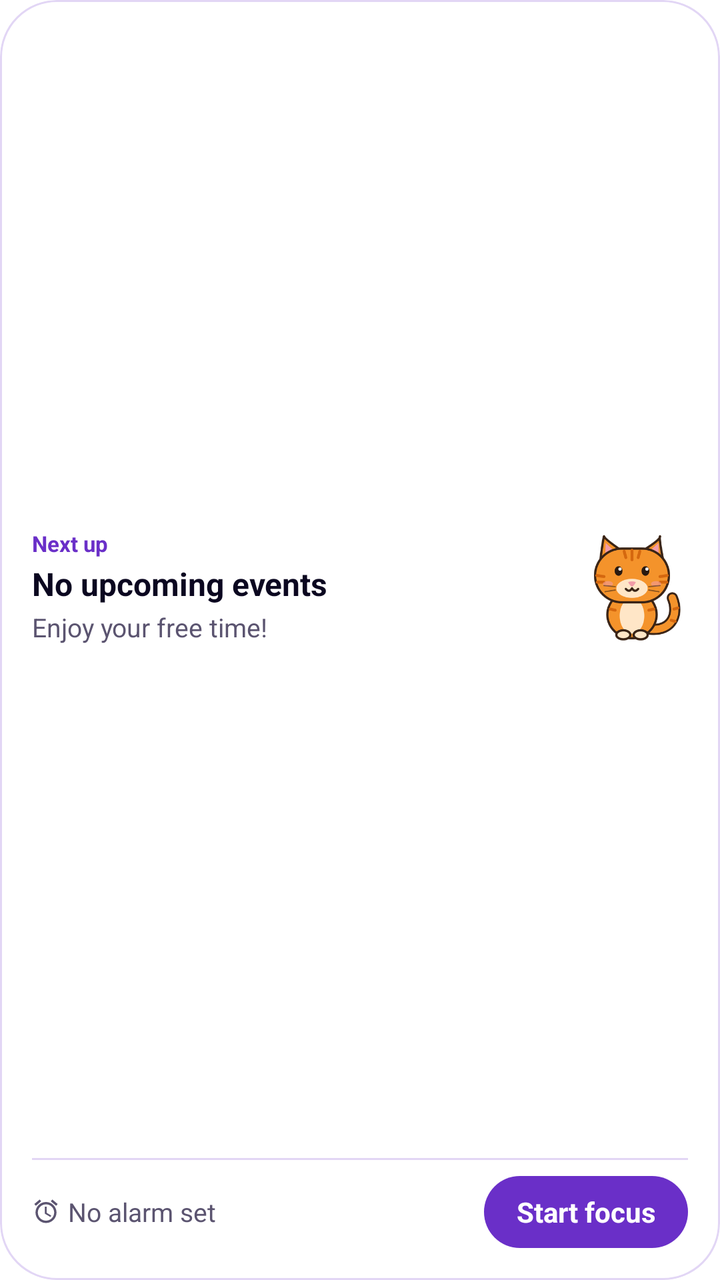
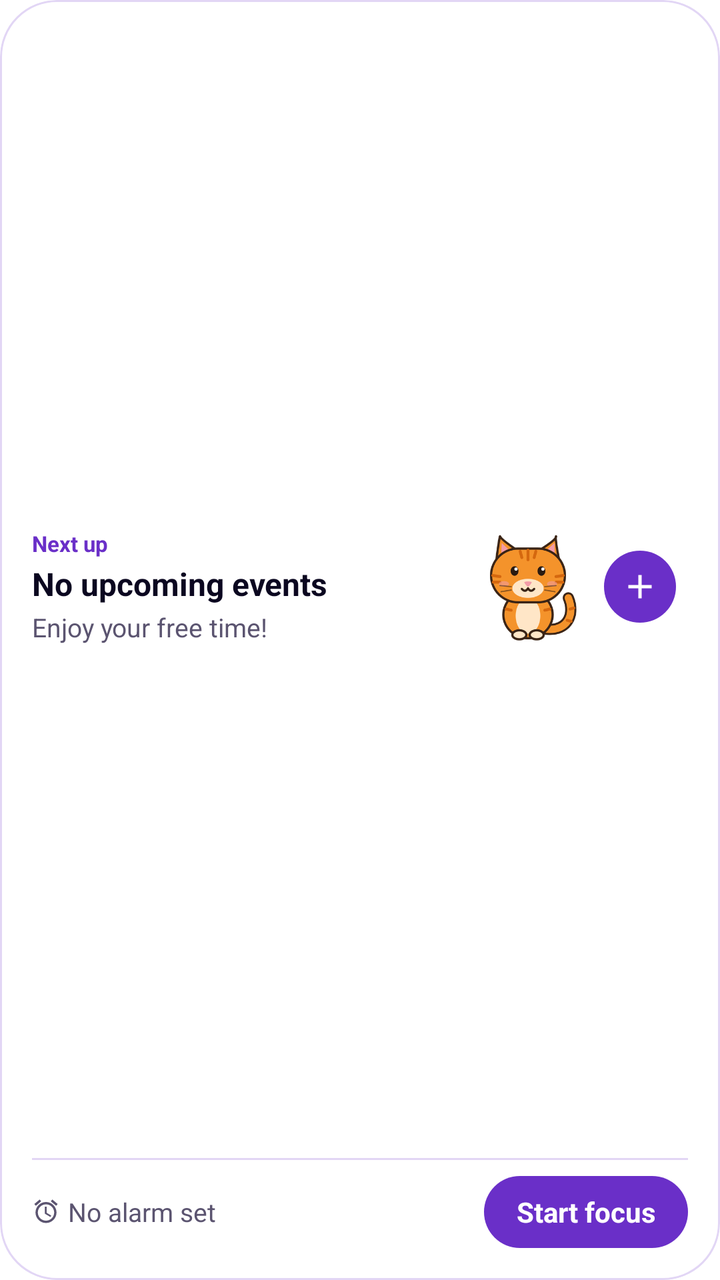

An Android layout rendered at two revisions. The XML below is the earlier revision; the diff shows what the commit changed to produce the second picture.
<!-- AndroidManifest.xml: fallback theme Theme.MaterialComponents.DayNight.NoActionBar -->
<!-- res/layout/widget_today.xml -->
<?xml version="1.0" encoding="utf-8"?>
<FrameLayout xmlns:android="http://schemas.android.com/apk/res/android" xmlns:tools="http://schemas.android.com/tools"
    android:id="@android:id/background"
    android:layout_width="match_parent"
    android:layout_height="match_parent"
    android:background="@drawable/widget_background"
    android:clipToOutline="true"
    tools:targetApi="31">

    <LinearLayout
        android:layout_width="match_parent"
        android:layout_height="match_parent"
        android:orientation="vertical"
        android:padding="16dp">

        <LinearLayout
            android:id="@+id/today_event_area"
            android:layout_width="match_parent"
            android:layout_height="0dp"
            android:layout_weight="1"
            android:gravity="center_vertical"
            android:orientation="horizontal">

            <LinearLayout
                android:layout_width="0dp"
                android:layout_height="wrap_content"
                android:layout_weight="1"
                android:orientation="vertical">

                <TextView
                    android:layout_width="match_parent"
                    android:layout_height="wrap_content"
                    android:maxLines="1"
                    android:text="@string/widget_next_up"
                    android:textColor="@color/widget_label"
                    android:textSize="11sp"
                    android:textStyle="bold" />
                <TextView
                    android:id="@+id/today_title"
                    android:layout_width="match_parent"
                    android:layout_height="wrap_content"
                    android:layout_marginTop="2dp"
                    android:ellipsize="end"
                    android:fontFeatureSettings="tnum"
                    android:maxLines="2"
                    android:text="@string/widget_no_events"
                    android:textColor="@color/widget_text"
                    android:textSize="16sp"
                    android:textStyle="bold" />
                <TextView
                    android:id="@+id/today_when"
                    android:layout_width="match_parent"
                    android:layout_height="wrap_content"
                    android:layout_marginTop="2dp"
                    android:ellipsize="end"
                    android:fontFeatureSettings="tnum"
                    android:maxLines="1"
                    android:text="@string/widget_free_time"
                    android:textColor="@color/widget_text_2"
                    android:textSize="13sp" />
            </LinearLayout>
            <ImageView
                android:id="@+id/widget_ponpon"
                android:layout_width="56dp"
                android:layout_height="56dp"
                android:layout_gravity="center_vertical"
                android:layout_marginStart="8dp"
                android:contentDescription="@null"
                android:importantForAccessibility="no"
                android:scaleType="fitCenter"
                android:src="@drawable/ponpon_happy" />
        </LinearLayout>

        <ImageView
            android:layout_width="match_parent"
            android:layout_height="1dp"
            android:layout_marginTop="8dp"
            android:layout_marginBottom="8dp"
            android:background="@color/widget_hairline"
            android:contentDescription="@null"
            android:importantForAccessibility="no" />

        <LinearLayout
            android:id="@+id/today_alarm_area"
            android:layout_width="match_parent"
            android:layout_height="wrap_content"
            android:gravity="center_vertical"
            android:orientation="horizontal">

            <TextView
                android:id="@+id/today_alarm"
                android:layout_width="0dp"
                android:layout_height="wrap_content"
                android:layout_marginEnd="8dp"
                android:layout_weight="1"
                android:drawablePadding="4dp"
                android:drawableStart="@drawable/ic_widget_alarm"
                android:ellipsize="end"
                android:fontFeatureSettings="tnum"
                android:maxLines="1"
                android:text="@string/widget_no_alarm"
                android:textColor="@color/widget_text_2"
                android:textSize="13sp" />

            <TextView
                android:id="@+id/today_start"
                android:layout_width="wrap_content"
                android:layout_height="36dp"
                android:background="@drawable/widget_button"
                android:gravity="center"
                android:paddingStart="16dp"
                android:paddingEnd="16dp"
                android:text="@string/widget_start_focus"
                android:textColor="@color/widget_button_text"
                android:textSize="14sp"
                android:textStyle="bold" />
            <LinearLayout
                android:id="@+id/today_chip"
                android:layout_width="wrap_content"
                android:layout_height="36dp"
                android:background="@drawable/widget_chip"
                android:gravity="center_vertical"
                android:orientation="horizontal"
                android:paddingStart="12dp"
                android:paddingEnd="12dp"
                android:visibility="gone">
                <TextView
                    android:id="@+id/today_chip_label"
                    android:layout_width="wrap_content"
                    android:layout_height="wrap_content"
                    android:layout_marginEnd="6dp"
                    android:maxLines="1"
                    android:textColor="@color/widget_chip_text"
                    android:textSize="12sp" />
                <Chronometer
                    android:id="@+id/today_timer"
                    android:layout_width="wrap_content"
                    android:layout_height="wrap_content"
                    android:fontFeatureSettings="tnum"
                    android:textColor="@color/widget_chip_text"
                    android:textSize="14sp"
                    android:textStyle="bold" />
            </LinearLayout>
        </LinearLayout>
    </LinearLayout>
</FrameLayout>
<!-- resources referenced by this layout -->
<resources>
  <color name="widget_button_text">#FFFFFF</color>
  <color name="widget_chip_text">#25134D</color>
  <color name="widget_hairline">#E2D6F5</color>
  <color name="widget_label">#6A2FC8</color>
  <color name="widget_text">#0B0720</color>
  <color name="widget_text_2">#5B5470</color>
  <!-- drawable ic_widget_alarm (drawable) -->
  <?xml version="1.0" encoding="utf-8"?>
  <vector xmlns:android="http://schemas.android.com/apk/res/android"
      android:width="14dp"
      android:height="14dp"
      android:viewportWidth="24"
      android:viewportHeight="24">
      <path
          android:fillColor="@color/widget_text_2"
          android:pathData="M22,5.72l-4.6,-3.86 -1.29,1.53 4.6,3.86L22,5.72zM7.88,3.39L6.6,1.86 2,5.71l1.29,1.53 4.59,-3.85zM12.5,8L11,8v6l4.75,2.85 0.75,-1.23 -4,-2.37L12.5,8zM12,4c-4.97,0 -9,4.03 -9,9s4.02,9 9,9c4.97,0 9,-4.03 9,-9s-4.03,-9 -9,-9zM12,20c-3.87,0 -7,-3.13 -7,-7s3.13,-7 7,-7 7,3.13 7,7 -3.13,7 -7,7z" />
  </vector>
  <!-- drawable ponpon_happy: png bitmap (drawable-nodpi, 44184 bytes) -->
  <!-- drawable widget_background (drawable) -->
  <?xml version="1.0" encoding="utf-8"?>
  <shape xmlns:android="http://schemas.android.com/apk/res/android">
      <solid android:color="@color/widget_surface" />
      <corners android:radius="16dp" />
      <stroke android:width="1dp" android:color="@color/widget_hairline" />
  </shape>
  <!-- drawable widget_button (drawable) -->
  <?xml version="1.0" encoding="utf-8"?>
  <shape xmlns:android="http://schemas.android.com/apk/res/android">
      <solid android:color="@color/widget_button_bg" />
      <corners android:radius="18dp" />
  </shape>
  <!-- drawable widget_chip (drawable) -->
  <?xml version="1.0" encoding="utf-8"?>
  <shape xmlns:android="http://schemas.android.com/apk/res/android">
      <solid android:color="@color/widget_chip_bg" />
      <corners android:radius="18dp" />
  </shape>
  <string name="widget_free_time">Enjoy your free time!</string>
  <string name="widget_next_up">Next up</string>
  <string name="widget_no_alarm">No alarm set</string>
  <string name="widget_no_events">No upcoming events</string>
  <string name="widget_start_focus">Start focus</string>
  <color name="widget_surface">#FFFFFF</color>
  <color name="widget_button_bg">#6A2FC8</color>
  <color name="widget_chip_bg">#F2E9FF</color>
</resources>

<!-- the commit's change to res/layout/widget_today.xml (unified diff, before → after) -->
@@ -69,6 +69,24 @@
                 android:importantForAccessibility="no"
                 android:scaleType="fitCenter"
                 android:src="@drawable/ponpon_happy" />
+        <FrameLayout
+            android:id="@+id/today_add"
+            android:layout_width="48dp"
+            android:layout_height="48dp"
+            android:layout_gravity="center_vertical"
+            android:layout_marginStart="4dp"
+            android:contentDescription="@string/widget_add_event">
+            <ImageView
+                android:layout_width="36dp"
+                android:layout_height="36dp"
+                android:layout_gravity="center"
+                android:background="@drawable/widget_button"
+                android:contentDescription="@null"
+                android:importantForAccessibility="no"
+                android:padding="8dp"
+                android:scaleType="fitCenter"
+                android:src="@drawable/ic_widget_add" />
+        </FrameLayout>
         </LinearLayout>
 
         <ImageView
<!-- resource entries referenced after the edit -->
@@ -6,6 +6,17 @@
   <color name="widget_label">#6A2FC8</color>
   <color name="widget_text">#0B0720</color>
   <color name="widget_text_2">#5B5470</color>
+  <!-- drawable ic_widget_add (drawable) -->
+  <?xml version="1.0" encoding="utf-8"?>
+  <vector xmlns:android="http://schemas.android.com/apk/res/android"
+      android:width="20dp"
+      android:height="20dp"
+      android:viewportWidth="24"
+      android:viewportHeight="24">
+      <path
+          android:fillColor="@color/widget_button_text"
+          android:pathData="M19,13h-6v6h-2v-6H5v-2h6V5h2v6h6v2z" />
+  </vector>
   <!-- drawable ic_widget_alarm (drawable) -->
   <?xml version="1.0" encoding="utf-8"?>
   <vector xmlns:android="http://schemas.android.com/apk/res/android"
@@ -37,6 +48,7 @@
       <solid android:color="@color/widget_chip_bg" />
       <corners android:radius="18dp" />
   </shape>
+  <string name="widget_add_event">Add event</string>
   <string name="widget_free_time">Enjoy your free time!</string>
   <string name="widget_next_up">Next up</string>
   <string name="widget_no_alarm">No alarm set</string>
